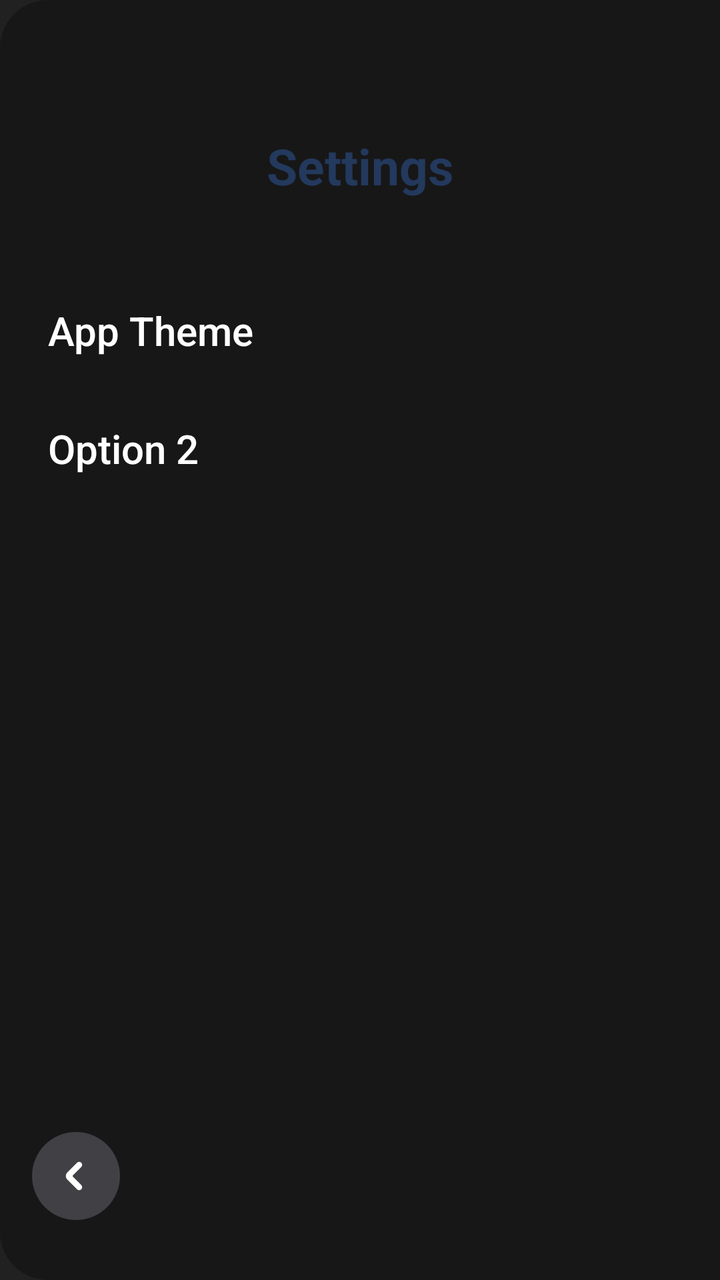
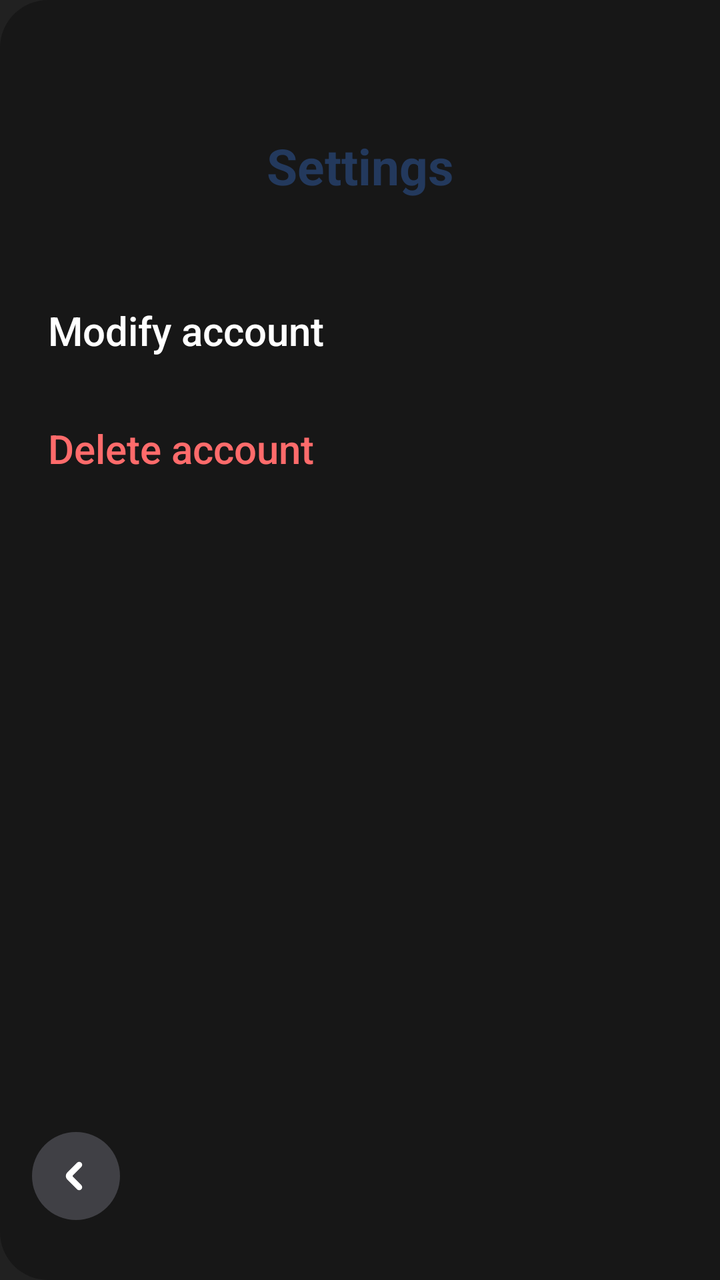

The first picture is an Android layout as it rendered before a commit; the second is the same layout after the commit. The layout source and the unified diff follow.
<!-- AndroidManifest.xml: application theme Theme.GymBro -->
<!-- res/layout/settings.xml -->
<?xml version="1.0" encoding="utf-8"?>
<LinearLayout xmlns:android="http://schemas.android.com/apk/res/android"
    android:id="@+id/settings"
    android:layout_width="match_parent"
    android:layout_height="match_parent"
    android:layout_gravity="end"
    android:orientation="vertical"
    android:background="@drawable/drawer_background">

    
    <View
        android:layout_width="match_parent"
        android:layout_height="50dp"/>

    <TextView
        android:id="@+id/menu_title"
        style="@style/ProfileMenuTitleStyle"
        android:gravity="center"
        android:text="@string/settings"/>

    <View
        android:layout_width="match_parent"
        android:layout_height="20dp"/>

    

    <Button
        android:id="@+id/settings_option_1"
        style="@style/ProfileMenuItemStyle"
        android:text="App Theme"/>

    <Button
        android:id="@+id/settings_option_2"
        style="@style/ProfileMenuItemStyle"
        android:text="Option 2"/>



    
    <View
        android:layout_width="match_parent"
        android:layout_height="0dp"
        android:layout_weight="1" />

    <ImageButton
        android:id="@+id/backmenuButton"
        style="@style/RoundIconButtonStyle"
        android:layout_marginStart="16dp"
        android:contentDescription="@string/back"
        android:src="@drawable/back_arrow_icon"/>

    
    <View
        android:layout_width="match_parent"
        android:layout_height="30dp"/>

</LinearLayout>
<!-- resources referenced by this layout -->
<resources>
  <!-- drawable back_arrow_icon (drawable) -->
  <vector xmlns:android="http://schemas.android.com/apk/res/android" android:height="48dp" android:viewportHeight="24" android:viewportWidth="24" android:width="48dp">
        
      <path android:fillColor="#ffffff" android:pathData="M14.289,5.707C13.899,5.317 13.266,5.317 12.875,5.707L7.988,10.599C7.207,11.38 7.208,12.646 7.988,13.427L12.879,18.317C13.269,18.708 13.902,18.708 14.293,18.317C14.684,17.927 14.684,17.294 14.293,16.903L10.107,12.717C9.717,12.327 9.717,11.694 10.107,11.303L14.289,7.121C14.68,6.731 14.68,6.098 14.289,5.707Z" android:strokeColor="#ffffff" android:strokeWidth="1"/>
      
  </vector>
  <!-- drawable drawer_background (drawable) -->
  <?xml version="1.0" encoding="utf-8"?>
  <shape xmlns:android="http://schemas.android.com/apk/res/android"
      android:shape="rectangle">
  
      <solid android:color="@color/darkGrey"/>
      <corners
          android:topLeftRadius="24dp"
          android:bottomLeftRadius="24dp"/>
  
  </shape>
  <string name="back">Back</string>
  <string name="settings">Settings</string>
  <style name="ProfileMenuItemStyle">
          <item name="android:layout_width">match_parent</item>
          <item name="android:layout_height">wrap_content</item>
          <item name="android:layout_marginStart">8dp</item>
          <item name="android:layout_marginEnd">8dp</item>
          <item name="android:gravity">start</item>
          <item name="android:background">@drawable/menu_item_background</item>
          <item name="android:stateListAnimator">@null</item>
          <item name="android:textAllCaps">false</item>
          <item name="android:textStyle">normal</item>
          <item name="android:textColor">@color/white</item>
          <item name="android:padding">16dp</item>
          <item name="android:textSize">20sp</item>
      </style>
  <style name="ProfileMenuTitleStyle">
          <item name="android:layout_width">match_parent</item>
          <item name="android:layout_height">wrap_content</item>
          <item name="android:textStyle">bold</item>
          <item name="android:textColor">@color/lightBlue</item>
          <item name="android:padding">16dp</item>
          <item name="android:textSize">25sp</item>
      </style>
  <style name="RoundIconButtonStyle">
          <item name="android:layout_width">44dp</item>
          <item name="android:layout_height">44dp</item>
          <item name="android:padding">10dp</item>
          <item name="android:scaleType">fitCenter</item>
          <item name="android:background">@drawable/round_icon_button_background</item>
      </style>
  <style name="Theme.GymBro" parent="android:Theme.Material.Light.NoActionBar">
          
          <item name="android:windowBackground">@color/lightGrey</item>
      </style>
  <color name="darkGrey">#171717</color>
  <!-- drawable menu_item_background (drawable) -->
  <?xml version="1.0" encoding="utf-8"?>
  <ripple xmlns:android="http://schemas.android.com/apk/res/android"
      android:color="#33FFFFFF">
  
      <item android:id="@android:id/mask">
          <shape android:shape="rectangle">
              <solid android:color="@color/white"/>
              <corners android:radius="12dp"/>
          </shape>
      </item>
  
  </ripple>
  <color name="white">#FFFFFF</color>
  <color name="lightBlue">#23395d</color>
  <!-- drawable round_icon_button_background (drawable) -->
  <?xml version="1.0" encoding="utf-8"?>
  <ripple xmlns:android="http://schemas.android.com/apk/res/android"
      android:color="#40FFFFFF">
  
      <item>
          <shape android:shape="oval">
              <solid android:color="@color/lighterGrey"/>
          </shape>
      </item>
  
  </ripple>
  <color name="lightGrey">#212121</color>
  <color name="lighterGrey">#404045</color>
</resources>

<!-- the commit's change to res/layout/settings.xml (unified diff, before → after) -->
@@ -25,15 +25,16 @@
     
 
     <Button
-        android:id="@+id/settings_option_1"
+        android:id="@+id/modifyAccountButton"
         style="@style/ProfileMenuItemStyle"
-        android:text="App Theme"/>
+        android:text="@string/modify_account"/>
 
+    
     <Button
-        android:id="@+id/settings_option_2"
+        android:id="@+id/deleteAccountButton"
         style="@style/ProfileMenuItemStyle"
-        android:text="Option 2"/>
-
+        android:textColor="@color/errorRed"
+        android:text="@string/delete_acc"/>
 
 
     
<!-- resource entries referenced after the edit -->
@@ -1,5 +1,6 @@
 <!-- resources referenced by this layout -->
 <resources>
+  <color name="errorRed">#FF6B6B</color>
   <!-- drawable back_arrow_icon (drawable) -->
   <vector xmlns:android="http://schemas.android.com/apk/res/android" android:height="48dp" android:viewportHeight="24" android:viewportWidth="24" android:width="48dp">
         
@@ -18,6 +19,8 @@
   
   </shape>
   <string name="back">Back</string>
+  <string name="delete_acc">Delete account</string>
+  <string name="modify_account">Modify account</string>
   <string name="settings">Settings</string>
   <style name="ProfileMenuItemStyle">
           <item name="android:layout_width">match_parent</item>
